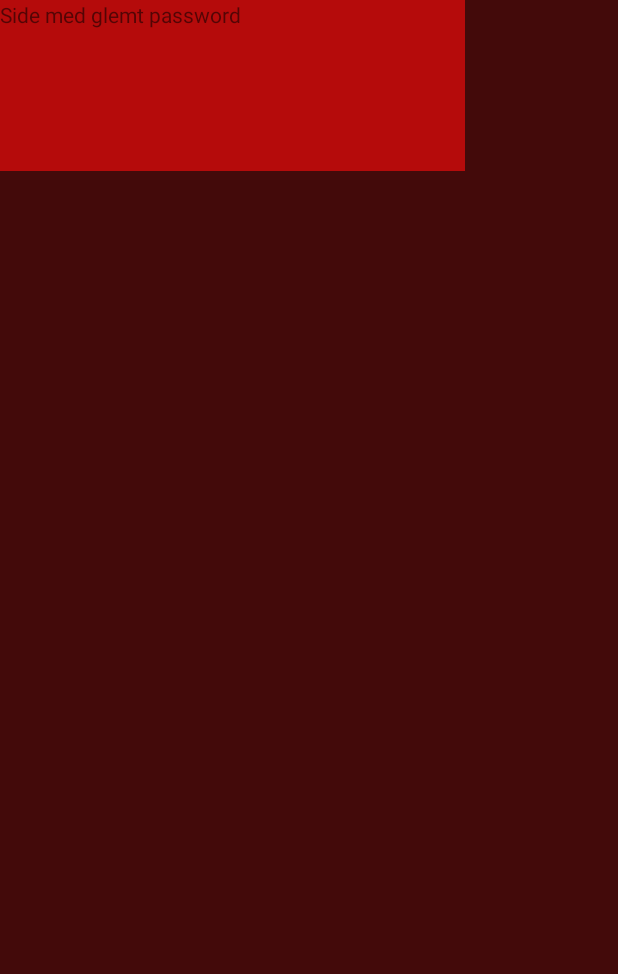
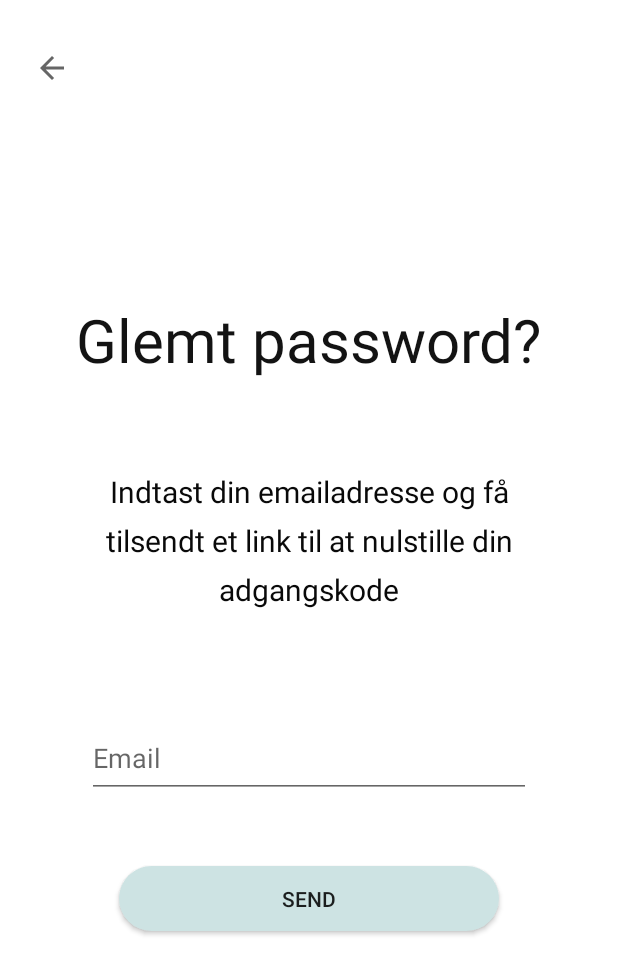
Before and after one commit to s164071/SafeMI_PersonaleApp, an Android app: the screen it shows after launch (MainActivity), after a tap on "Glemt password?", on a phone screen of 412 x 824 dp. Shown: the top 974 px of the screen. Run offline under Robolectric (Android 15) with nearby library versions, the phone set to English and light mode, and no system bars; our stand-ins replace Firebase (no records; nobody signed in at launch, a user with empty details on screens opened directly); 1 other tap on this screen came first.

Commit message:
Glemt Password virker

```diff
--- a/app/src/main/res/drawable/button_border.xml
+++ b/app/src/main/res/drawable/button_border.xml
@@ -3,12 +3,13 @@
     android:shape="rectangle" >
 
     <!-- View background color -->
-
+        <solid android:color="#FFFFFF"/>
 
     <!-- View border color and width -->
     <stroke
         android:width="1dp"
-        android:color="#000000" >
+        android:color="#000000"
+        >
     </stroke>
 
     <!-- The radius makes the corners rounded -->
--- a/app/src/main/res/drawable/rounded_button.xml
+++ b/app/src/main/res/drawable/rounded_button.xml
@@ -3,6 +3,6 @@
     xmlns:android="http://schemas.android.com/apk/res/android"
     android:shape="rectangle"
     >
-    <solid android:color="#3BB143"/>
+    <solid android:color="@color/temafarve"/>
         <corners android:radius="300dp"/>
 </shape>
--- a/app/src/main/res/layout/fragment_glemt_password.xml
+++ b/app/src/main/res/layout/fragment_glemt_password.xml
@@ -1,16 +1,94 @@
 <?xml version="1.0" encoding="utf-8"?>
-<FrameLayout xmlns:android="http://schemas.android.com/apk/res/android"
+<androidx.constraintlayout.widget.ConstraintLayout xmlns:android="http://schemas.android.com/apk/res/android"
+    xmlns:app="http://schemas.android.com/apk/res-auto"
     xmlns:tools="http://schemas.android.com/tools"
     android:id="@+id/forgotten_password_fragment"
     android:layout_width="match_parent"
     android:layout_height="match_parent"
-    android:background="#430A0A"
+    android:background="@android:color/white"
     tools:context=".GlemtPassword">
 
     <TextView
-        android:id="@+id/textView"
-        android:layout_width="310dp"
-        android:layout_height="114dp"
-        android:background="#B50B0B"
-        android:text="Side med glemt password" />
-</FrameLayout>
+        android:id="@+id/GlemtPasswordVejledning"
+        android:layout_width="333dp"
+        android:layout_height="128dp"
+        android:layout_gravity="center"
+        android:layout_marginStart="38dp"
+        android:layout_marginLeft="38dp"
+        android:layout_marginEnd="38dp"
+        android:layout_marginRight="38dp"
+        android:layout_marginBottom="41dp"
+        android:gravity="center|center_horizontal"
+        android:lineSpacingExtra="9sp"
+        android:text="Indtast din emailadresse og få tilsendt et link til at nulstille din adgangskode"
+        android:textColor="#090909"
+        android:textSize="20sp"
+        app:layout_constraintBottom_toTopOf="@+id/Email_GlemtPassword"
+        app:layout_constraintEnd_toEndOf="parent"
+        app:layout_constraintStart_toStartOf="parent"
+        app:layout_constraintTop_toBottomOf="@+id/GlemtPasswordString" />
+
+    <TextView
+        android:id="@+id/GlemtPasswordString"
+        android:layout_width="wrap_content"
+        android:layout_height="wrap_content"
+
+        android:layout_marginTop="186dp"
+        android:layout_marginEnd="12dp"
+        android:layout_marginRight="12dp"
+        android:layout_marginBottom="30dp"
+        android:gravity="center|center_horizontal"
+        android:text="@string/glemt_password"
+        android:textAppearance="@style/TextAppearance.AppCompat.Large"
+        android:textColor="#131313"
+        android:textSize="40sp"
+        android:textStyle="normal"
+        app:layout_constraintBottom_toTopOf="@+id/GlemtPasswordVejledning"
+        app:layout_constraintEnd_toEndOf="@+id/GlemtPasswordVejledning"
+        app:layout_constraintTop_toTopOf="parent" />
+
+    <Button
+        android:id="@+id/ResetPasswrodButton"
+        android:layout_width="253dp"
+        android:layout_height="43dp"
+        android:layout_marginBottom="190dp"
+        android:background="@drawable/rounded_button"
+        android:text="Send"
+        app:layout_constraintBottom_toBottomOf="parent"
+        app:layout_constraintEnd_toEndOf="parent"
+        app:layout_constraintStart_toStartOf="parent"
+        app:layout_constraintTop_toBottomOf="@+id/Email_GlemtPassword" />
+
+    <EditText
+        android:id="@+id/Email_GlemtPassword"
+        android:layout_width="296dp"
+        android:layout_height="53dp"
+        android:layout_marginStart="59dp"
+        android:layout_marginLeft="59dp"
+        android:layout_marginEnd="59dp"
+        android:layout_marginRight="59dp"
+        android:layout_marginBottom="32dp"
+        android:ems="10"
+        android:hint="@string/email"
+        android:inputType="textEmailAddress"
+        app:layout_constraintBottom_toTopOf="@+id/ResetPasswrodButton"
+        app:layout_constraintEnd_toEndOf="parent"
+        app:layout_constraintStart_toStartOf="parent"
+        app:layout_constraintTop_toBottomOf="@+id/GlemtPasswordVejledning" />
+
+    <ImageButton
+        android:id="@+id/TilbageKnap_GlemtPassword"
+        style="@android:style/Widget.DeviceDefault.Light.ImageButton"
+        android:layout_width="69dp"
+        android:layout_height="54dp"
+        android:background="#FFFFFF"
+        android:src="?attr/actionModeCloseDrawable"
+        app:layout_constraintBottom_toBottomOf="parent"
+        app:layout_constraintEnd_toEndOf="parent"
+        app:layout_constraintHorizontal_bias="0.0"
+        app:layout_constraintStart_toStartOf="parent"
+        app:layout_constraintTop_toTopOf="parent"
+        app:layout_constraintVertical_bias="0.023" />
+
+
+</androidx.constraintlayout.widget.ConstraintLayout>
```
Also changed, not shown: app/src/main/java/com/example/myapplication/GlemtPassword.kt (+64 -2 lines), app/src/main/java/com/example/myapplication/LogInd.kt (+5 -8 lines).
